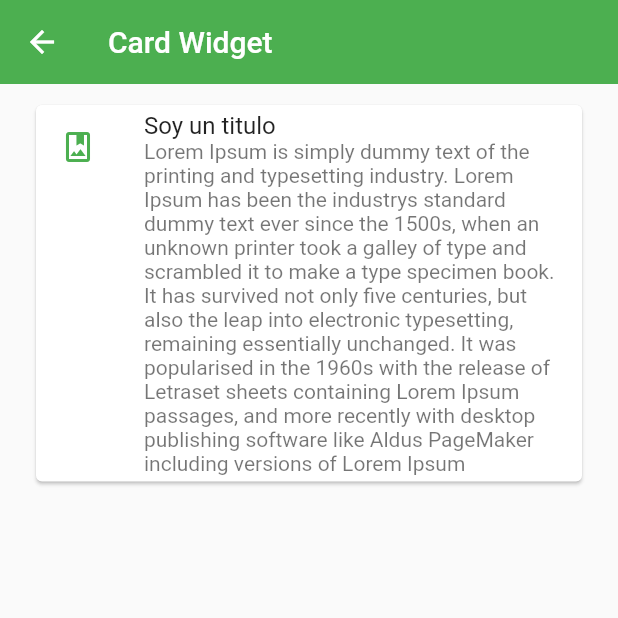
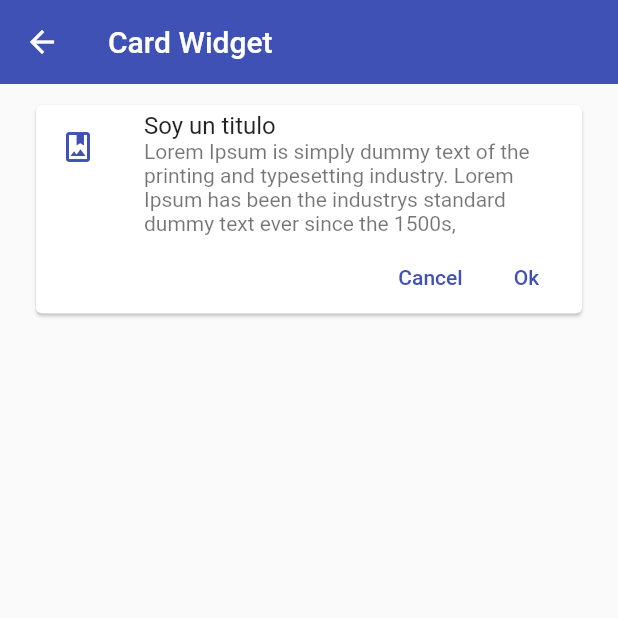
Before and after one commit to marwilc/flutter_components_app, a Flutter app: the CardScreen screen opened by its route, on a phone screen of 412 x 824 dp, the top half of it. Run offline on Flutter 3.47's test engine with Material 2 defaults, Android fonts, the phone set to English and light mode, and no system bars.

Commit message:
:sparkles: added custom widget

```diff
--- a/lib/screens/card_screen.dart
+++ b/lib/screens/card_screen.dart
@@ -1,4 +1,5 @@
 import 'package:fl_components_app/theme/app_theme.dart';
+import 'package:fl_components_app/widgets/widgets.dart';
 import 'package:flutter/material.dart';
 
 class CardScreen extends StatelessWidget {
@@ -12,17 +13,8 @@ class CardScreen extends StatelessWidget {
       ),
       body: ListView(
         padding: const EdgeInsets.symmetric(horizontal: 20, vertical: 10),
-        children: [
-          Card(
-            child: Column(children: const [
-              ListTile(
-                  leading:
-                      Icon(Icons.photo_album_outlined, color: AppTheme.primary),
-                  title: Text('Soy un titulo'),
-                  subtitle: Text(
-                      'Lorem Ipsum is simply dummy text of the printing and typesetting industry. Lorem Ipsum has been the industrys standard dummy text ever since the 1500s, when an unknown printer took a galley of type and scrambled it to make a type specimen book. It has survived not only five centuries, but also the leap into electronic typesetting, remaining essentially unchanged. It was popularised in the 1960s with the release of Letraset sheets containing Lorem Ipsum passages, and more recently with desktop publishing software like Aldus PageMaker including versions of Lorem Ipsum'))
-            ]),
-          )
+        children: const [
+          CustomCardType1()
         ],
       ),
     );
--- a/lib/theme/app_theme.dart
+++ b/lib/theme/app_theme.dart
@@ -1,13 +1,18 @@
 import 'package:flutter/material.dart';
 
 class AppTheme {
-  static const Color primary = Colors.green;
+  static const Color primary = Colors.indigo;
   static final ThemeData lightTheme = ThemeData.light().copyWith(
     // Color primario
     primaryColor: primary,
 
     // appbar theme
     appBarTheme: const AppBarTheme(color: primary, elevation: 0),
+
+    textButtonTheme: TextButtonThemeData(
+      style: TextButton.styleFrom(primary: primary)
+    )
+
   );
 
   static final ThemeData darkTheme = ThemeData.dark().copyWith(
--- /dev/null
+++ b/lib/widgets/custom_card_type_1.dart
@@ -0,0 +1,37 @@
+import 'package:fl_components_app/theme/app_theme.dart';
+import 'package:flutter/material.dart';
+
+class CustomCardType1 extends StatelessWidget {
+  const CustomCardType1({
+    Key? key,
+  }) : super(key: key);
+
+  @override
+  Widget build(BuildContext context) {
+    return Card(
+      child: Column(children: [
+        const ListTile(
+            leading: Icon(Icons.photo_album_outlined, color: AppTheme.primary),
+            title: Text('Soy un titulo'),
+            subtitle: Text(
+                'Lorem Ipsum is simply dummy text of the printing and typesetting industry. Lorem Ipsum has been the industrys standard dummy text ever since the 1500s,')),
+        Padding(
+          padding: const EdgeInsets.only(right: 5),
+          child: Row(
+            mainAxisAlignment: MainAxisAlignment.end,
+            children: [
+              TextButton(
+                onPressed: (() => {}),
+                child: const Text('Cancel'),
+              ),
+              TextButton(
+                onPressed: (() => {}),
+                child: const Text('Ok'),
+              )
+            ],
+          ),
+        )
+      ]),
+    );
+  }
+}
--- /dev/null
+++ b/lib/widgets/widgets.dart
@@ -0,0 +1,2 @@
+
+export 'package:fl_components_app/widgets/custom_card_type_1.dart';
```
